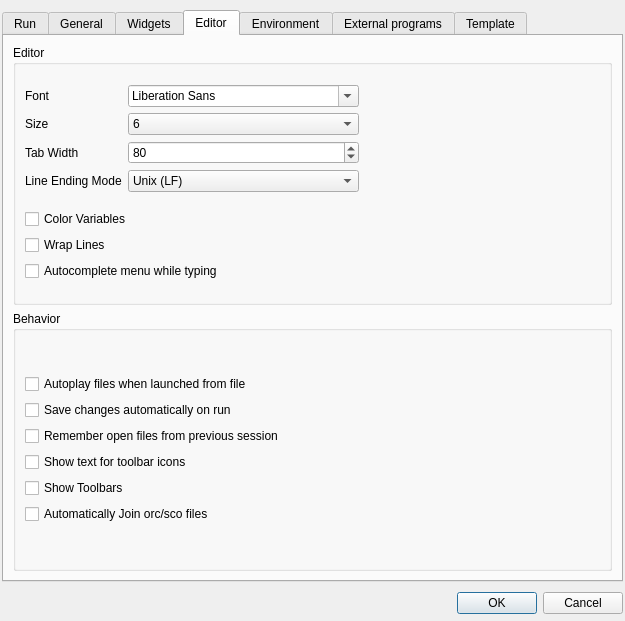
First picture: the form in src/configdialog.ui, repository CsoundQt/CsoundQt, before the edit.
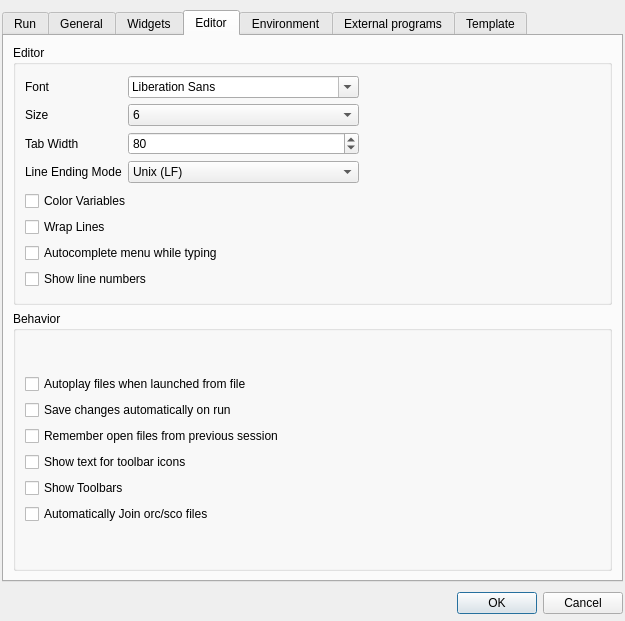
Second picture: the form after the edit. The open tabs and pages were chosen to show the change.

Commit message: Made line numbers area display an option.

```diff
--- a/src/configdialog.ui
+++ b/src/configdialog.ui
@@ -1149,6 +1149,13 @@
               </property>
              </widget>
             </item>
+            <item>
+             <widget class="QCheckBox" name="lineNumbersCheckBox">
+              <property name="text">
+               <string>Show line numbers</string>
+              </property>
+             </widget>
+            </item>
            </layout>
           </item>
           <item row="0" column="1">
```
Left out of the diff: 35 changed lines with no effect on the pictures. The commit also changes 6 other files.
